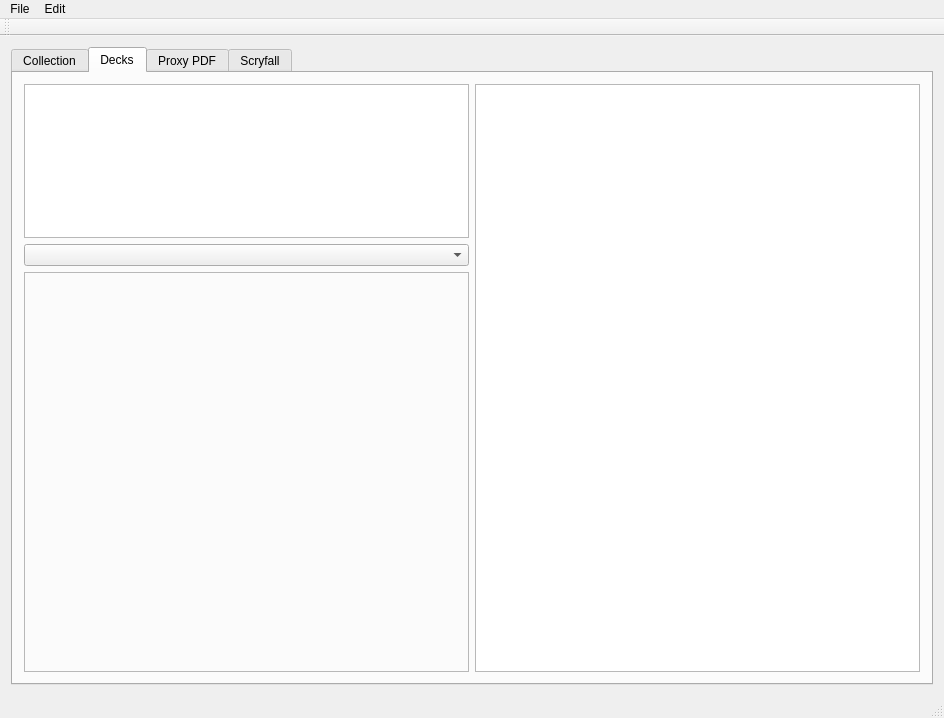
First picture: the form in src/MTG_GUI/mtg_ui.ui, repository aleksejs-fomins/mtgdeckconstructor, before the edit.
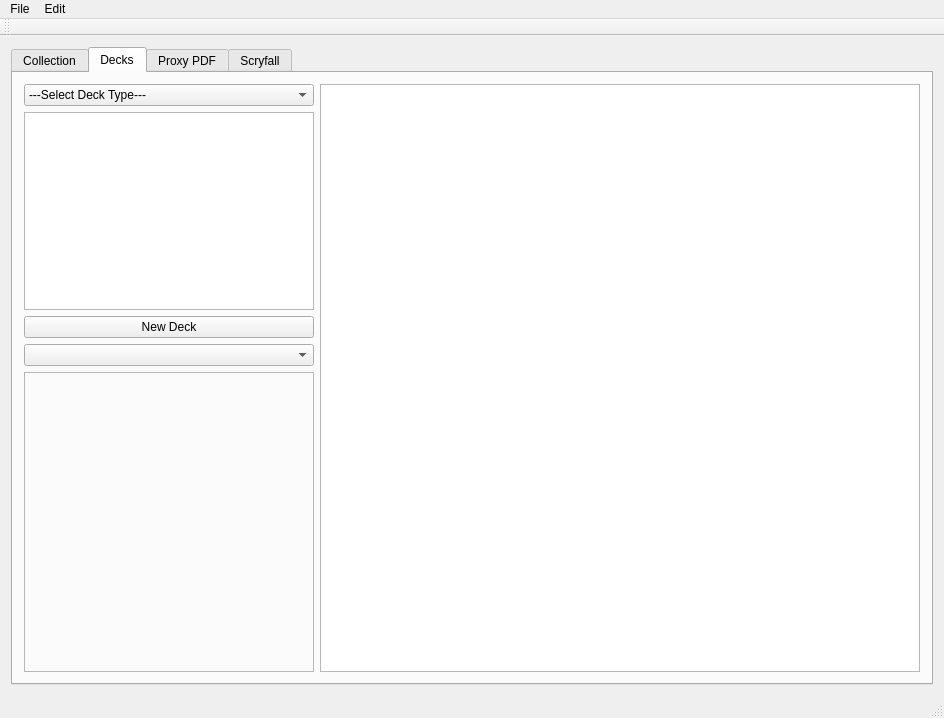
Second picture: the form after the edit.

The edit to the form file:
```diff
--- a/src/MTG_GUI/mtg_ui.ui
+++ b/src/MTG_GUI/mtg_ui.ui
@@ -41,6 +41,25 @@
        <layout class="QHBoxLayout" name="horizontalLayout">
         <item>
          <layout class="QVBoxLayout" name="decksControlLayout">
+          <item>
+           <widget class="QComboBox" name="decksFormatComboBox">
+            <item>
+             <property name="text">
+              <string>---Select Deck Type---</string>
+             </property>
+            </item>
+            <item>
+             <property name="text">
+              <string>Standard</string>
+             </property>
+            </item>
+            <item>
+             <property name="text">
+              <string>Commander</string>
+             </property>
+            </item>
+           </widget>
+          </item>
           <item>
            <widget class="QTableWidget" name="decksDecklistTable">
             <property name="showGrid">
@@ -55,14 +74,21 @@
            </widget>
           </item>
           <item>
-           <widget class="QComboBox" name="zoneComboBox"/>
+           <widget class="QPushButton" name="decksNewDeckPushButton">
+            <property name="text">
+             <string>New Deck</string>
+            </property>
+           </widget>
+          </item>
+          <item>
+           <widget class="QComboBox" name="decksZoneComboBox"/>
           </item>
           <item>
            <widget class="QFrame" name="decksCardImageFrame">
             <property name="minimumSize">
              <size>
               <width>0</width>
-              <height>400</height>
+              <height>300</height>
              </size>
             </property>
             <property name="frameShape">
@@ -76,7 +102,14 @@
          </layout>
         </item>
         <item>
-         <widget class="QTableWidget" name="decksCardsTable"/>
+         <widget class="QTableWidget" name="decksCardsTable">
+          <property name="minimumSize">
+           <size>
+            <width>600</width>
+            <height>0</height>
+           </size>
+          </property>
+         </widget>
         </item>
        </layout>
       </widget>
```
Left out of the diff: 17 changed lines with no effect on the pictures.
